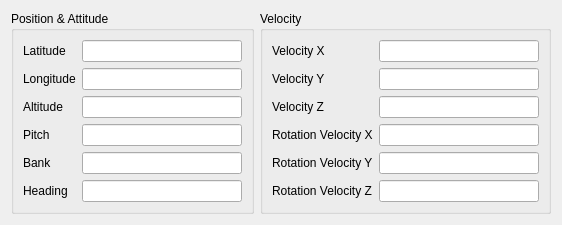
The window that src/UserInterface/src/Widgets/AircraftVariablesWidget.ui (till213/SkyDolly) describes before a commit, drawn with Qt 5.
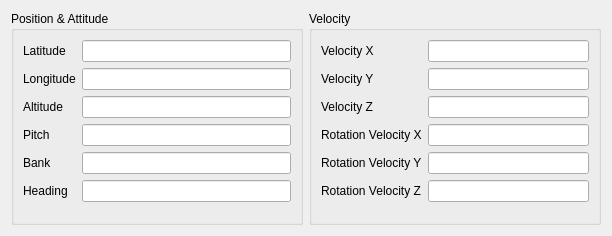
The same window after the commit.

Commit message: Adjust layout

```diff
--- a/src/UserInterface/src/Widgets/AircraftVariablesWidget.ui
+++ b/src/UserInterface/src/Widgets/AircraftVariablesWidget.ui
@@ -6,14 +6,23 @@
    <rect>
     <x>0</x>
     <y>0</y>
-    <width>544</width>
-    <height>220</height>
+    <width>612</width>
+    <height>236</height>
    </rect>
   </property>
+  <property name="minimumSize">
+   <size>
+    <width>0</width>
+    <height>0</height>
+   </size>
+  </property>
   <property name="windowTitle">
    <string>Form</string>
   </property>
   <layout class="QGridLayout" name="gridLayout">
+   <property name="sizeConstraint">
+    <enum>QLayout::SetDefaultConstraint</enum>
+   </property>
    <item row="0" column="0">
     <widget class="QGroupBox" name="groupBox_5">
      <property name="minimumSize">
@@ -58,6 +67,12 @@
       </item>
       <item row="1" column="1">
        <widget class="QLineEdit" name="longitudeLineEdit">
+        <property name="minimumSize">
+         <size>
+          <width>160</width>
+          <height>0</height>
+         </size>
+        </property>
         <property name="readOnly">
          <bool>true</bool>
         </property>
@@ -72,6 +87,12 @@
       </item>
       <item row="2" column="1">
        <widget class="QLineEdit" name="altitudeLineEdit">
+        <property name="minimumSize">
+         <size>
+          <width>160</width>
+          <height>0</height>
+         </size>
+        </property>
         <property name="readOnly">
          <bool>true</bool>
         </property>
@@ -86,6 +107,12 @@
       </item>
       <item row="3" column="1">
        <widget class="QLineEdit" name="pitchLineEdit">
+        <property name="minimumSize">
+         <size>
+          <width>160</width>
+          <height>0</height>
+         </size>
+        </property>
         <property name="readOnly">
          <bool>true</bool>
         </property>
@@ -100,6 +127,12 @@
       </item>
       <item row="4" column="1">
        <widget class="QLineEdit" name="bankLineEdit">
+        <property name="minimumSize">
+         <size>
+          <width>160</width>
+          <height>0</height>
+         </size>
+        </property>
         <property name="readOnly">
          <bool>true</bool>
         </property>
@@ -114,6 +147,12 @@
       </item>
       <item row="5" column="1">
        <widget class="QLineEdit" name="headingLineEdit">
+        <property name="minimumSize">
+         <size>
+          <width>160</width>
+          <height>0</height>
+         </size>
+        </property>
         <property name="readOnly">
          <bool>true</bool>
         </property>
@@ -163,6 +202,12 @@
       </item>
       <item row="1" column="1">
        <widget class="QLineEdit" name="velocityYLineEdit">
+        <property name="minimumSize">
+         <size>
+          <width>160</width>
+          <height>0</height>
+         </size>
+        </property>
         <property name="readOnly">
          <bool>true</bool>
         </property>
@@ -177,6 +222,12 @@
       </item>
       <item row="2" column="1">
        <widget class="QLineEdit" name="velocityZLineEdit">
+        <property name="minimumSize">
+         <size>
+          <width>160</width>
+          <height>0</height>
+         </size>
+        </property>
         <property name="readOnly">
          <bool>true</bool>
         </property>
@@ -191,6 +242,12 @@
       </item>
       <item row="3" column="1">
        <widget class="QLineEdit" name="rotationVelocityXLineEdit">
+        <property name="minimumSize">
+         <size>
+          <width>160</width>
+          <height>0</height>
+         </size>
+        </property>
         <property name="readOnly">
          <bool>true</bool>
         </property>
@@ -205,6 +262,12 @@
       </item>
       <item row="4" column="1">
        <widget class="QLineEdit" name="rotationVelocityYLineEdit">
+        <property name="minimumSize">
+         <size>
+          <width>160</width>
+          <height>0</height>
+         </size>
+        </property>
         <property name="readOnly">
          <bool>true</bool>
         </property>
@@ -219,6 +282,12 @@
       </item>
       <item row="5" column="1">
        <widget class="QLineEdit" name="rotationVelocityZLineEdit">
+        <property name="minimumSize">
+         <size>
+          <width>160</width>
+          <height>0</height>
+         </size>
+        </property>
         <property name="readOnly">
          <bool>true</bool>
         </property>
```
The commit also changes 4 other files.
